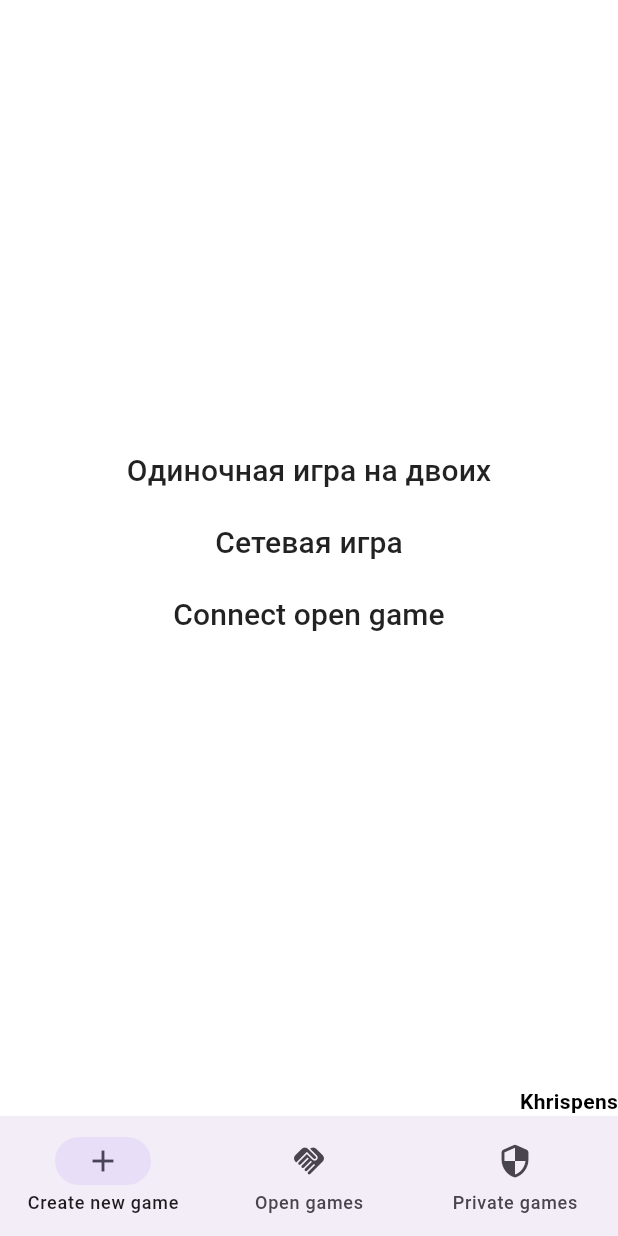
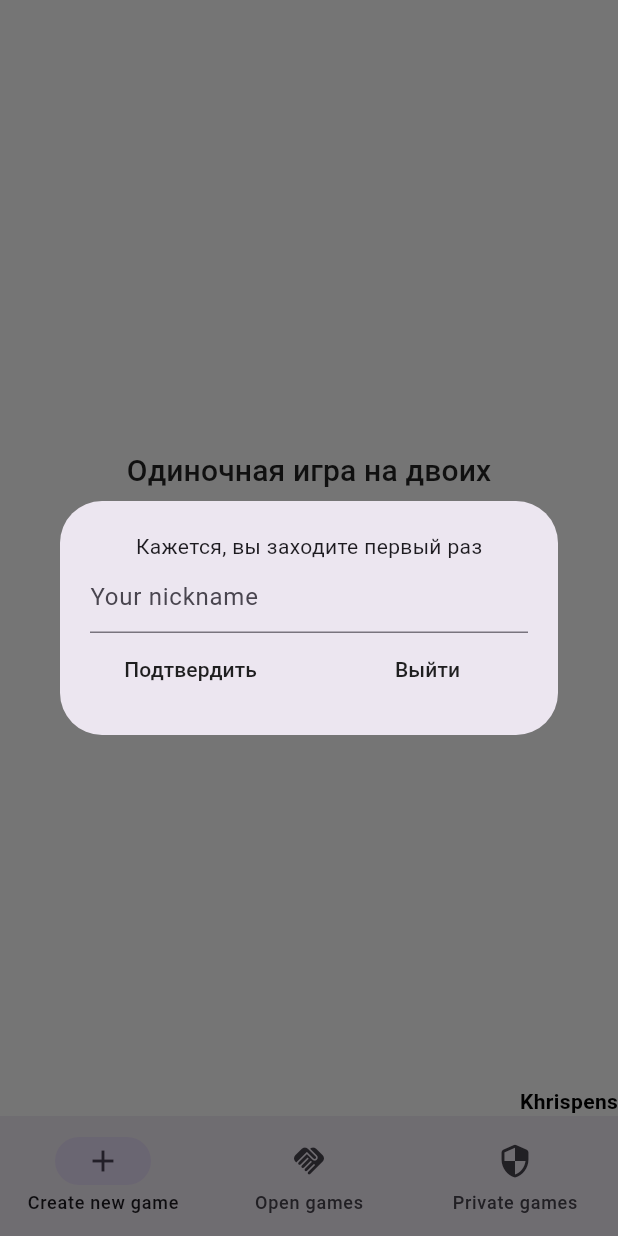
Before and after one commit to 1bgn/checkers, a Flutter app: the screen it shows after launch, on a phone screen of 412 x 824 dp. Run offline on Flutter 3.47's test engine with Material 3 defaults, Android fonts, the light colour scheme and no system bars; drawn by our look-alikes of shimmer; our stand-ins replace dio, equatable, flutter_bloc, flutter_mobx, flutter_svg, freezed_annotation and 6 more; generated files the repository leaves out were written again.

Commit message:
всячина

```diff
--- a/lib/core/di/injector_module.dart
+++ b/lib/core/di/injector_module.dart
@@ -3,6 +3,7 @@ import 'dart:io';
 import 'package:dio/dio.dart';
 import 'package:flutter/foundation.dart';
 import 'package:injectable/injectable.dart';
+import 'package:pretty_dio_logger/pretty_dio_logger.dart';
 // import 'package:dio_web_adapter/dio_web_adapter.dart';
 @module
 abstract class InjectorModule {
@@ -12,10 +13,13 @@ abstract class InjectorModule {
     dio.options.validateStatus = (int? status) {
       return true;
     };
+    dio.interceptors.add(PrettyDioLogger());
 
     dio.options.headers["Accept"] = "application/json";
     dio.options.headers["Content-Type"] = "application/json";
 
     return dio;
   }
+  @singleton
+  String get baseUrl=>'http://192.168.0.3:3000/';
 }
--- a/lib/core/routing/go_router_provider.dart
+++ b/lib/core/routing/go_router_provider.dart
@@ -1,17 +1,20 @@
 
 import 'package:checker/core/routing/route_name.dart';
 import 'package:checker/feature/create_new_game/presentation/ui/create_new_game_screen.dart';
+import 'package:checker/feature/main_screen/presentation/controller/main_screen_controller.dart';
 import 'package:checker/feature/select_new_game/presentation/ui/select_new_game_screen.dart';
 import 'package:checker/feature/main_screen/presentation/ui/main_screen.dart';
 import 'package:checker/feature/server_list_screeen/domain/model/server_game_list.dart';
 import 'package:flutter/cupertino.dart';
 import 'package:flutter/material.dart';
+import 'package:flutter_bloc/flutter_bloc.dart';
 import 'package:go_router/go_router.dart';
 import 'package:injectable/injectable.dart';
 
 import '../../feature/game_screen/presentation/ui/game_field_screen.dart';
 import '../../feature/game_screen/presentation/ui/game_screen.dart';
 import '../../feature/server_list_screeen/presentation/game_list_screen.dart';
+import '../di/di_container.dart';
 
 final GlobalKey<NavigatorState> _rootNavigatorKey = GlobalKey(debugLabel: 'root');
 final GlobalKey<StatefulNavigationShellState> _shellNavigatorKey = GlobalKey(debugLabel: 'shell');
@@ -36,7 +39,10 @@ class GoRouterProvider{
           return NoTransitionPage(child: GameListScreen(isPrivate: true,key: UniqueKey(),));
         }),]),
       ], builder: (context,state,child){
-        return  MainScreen(child: child);
+        return  BlocProvider(
+  create: (context) => MainScreenController(getIt()),
+  child: MainScreen(child: child),
+);
       }),
       // ShellRoute(routes: [
       //
--- /dev/null
+++ b/lib/feature/main_screen/application/imain_service.dart
@@ -0,0 +1,7 @@
+import '../domain/model/main_user.dart';
+import '../domain/model/register_user.dart';
+
+abstract class IMainService{
+  Future<MainUser> registerUser(RegisterUser registerUser);
+
+}
--- /dev/null
+++ b/lib/feature/main_screen/data/dto/register_user_dto.dart
@@ -0,0 +1,13 @@
+import 'package:json_annotation/json_annotation.dart';
+
+part 'register_user_dto.g.dart';
+
+@JsonSerializable()
+class RegisterUserDto{
+  final String nickname;
+  factory RegisterUserDto.fromJson(Map<String, dynamic> json) =>
+      _$RegisterUserDtoFromJson(json);
+
+  RegisterUserDto({required this.nickname});
+  Map<String, dynamic> toJson() => _$RegisterUserDtoToJson(this);
+}
--- /dev/null
+++ b/lib/feature/main_screen/domain/model/main_user.dart
@@ -0,0 +1,12 @@
+import 'package:freezed_annotation/freezed_annotation.dart';
+part 'main_user.freezed.dart';
+
+@freezed
+class MainUser with _$MainUser{
+  const factory MainUser({
+    @Default(0) int id,
+    @Default("") String nickname,
+    @Default("") String accessToken,
+
+  })=_MainUser;
+}
--- /dev/null
+++ b/lib/feature/main_screen/domain/model/register_user.dart
@@ -0,0 +1,5 @@
+class RegisterUser{
+  final String nickname;
+
+  RegisterUser({required this.nickname});
+}
--- a/lib/feature/main_screen/presentation/controller/main_screen_controller.dart
+++ b/lib/feature/main_screen/presentation/controller/main_screen_controller.dart
@@ -1,12 +1,21 @@
+import 'package:checker/feature/main_screen/application/imain_service.dart';
+import 'package:checker/feature/main_screen/domain/model/main_user.dart';
+import 'package:checker/feature/main_screen/domain/model/register_user.dart';
 import 'package:flutter_bloc/flutter_bloc.dart';
 
 import '../state/main_screen_state.dart';
 
 
 class MainScreenController extends Cubit<MainScreenState>{
-  MainScreenController():super(const MainScreenState());
+  final IMainService _iMainService;
+  MainScreenController(this._iMainService):super(const MainScreenState());
 
   void setPageIndex(int value){
     emit(state.copyWith(pageIndex: value));
   }
+  Future<MainUser> registerMainUser(RegisterUser registerUser)async {
+    final user = await _iMainService.registerUser(registerUser);
+    emit(state.copyWith(currentUser: user));
+    return user;
+  }
 }
--- a/lib/feature/main_screen/presentation/state/main_screen_state.dart
+++ b/lib/feature/main_screen/presentation/state/main_screen_state.dart
@@ -1,8 +1,11 @@
+import 'package:checker/feature/main_screen/domain/model/main_user.dart';
 import 'package:freezed_annotation/freezed_annotation.dart';
 
 part 'main_screen_state.freezed.dart';
 
 @freezed
-class MainScreenState with _$MainScreenState{
-  const factory MainScreenState({@Default(0) int pageIndex})=_MainScreenState;
+class MainScreenState with _$MainScreenState {
+  const factory MainScreenState(
+      {@Default(0) int pageIndex,
+      @Default(MainUser()) MainUser currentUser}) = _MainScreenState;
 }
--- a/lib/feature/main_screen/presentation/ui/main_screen.dart
+++ b/lib/feature/main_screen/presentation/ui/main_screen.dart
@@ -1,5 +1,6 @@
 import 'package:checker/feature/game_screen/presentation/controller/game_screen_controller.dart';
 import 'package:checker/feature/game_screen/presentation/ui/state/game_screen_state.dart';
+import 'package:checker/feature/main_screen/presentation/ui/register_user_dialog.dart';
 import 'package:flutter/cupertino.dart';
 import 'package:flutter/material.dart';
 import 'package:flutter_bloc/flutter_bloc.dart';
@@ -17,6 +18,19 @@ class MainScreen extends StatefulWidget {
 }
 
 class _MainScreenState extends State<MainScreen> {
+
+  @override
+  void initState() {
+    super.initState();
+
+
+    WidgetsBinding.instance
+        .addPostFrameCallback((_) {
+      showDialog(context: context, builder: (_)=>RegisterUserDialog(mainScreenController: context.read(),));
+
+    });
+  }
+
   @override
   Widget build(BuildContext context) {
     return Scaffold(
--- /dev/null
+++ b/lib/feature/main_screen/presentation/ui/register_user_dialog.dart
@@ -0,0 +1,37 @@
+import 'package:checker/feature/main_screen/domain/model/register_user.dart';
+import 'package:checker/feature/main_screen/presentation/controller/main_screen_controller.dart';
+import 'package:flutter/cupertino.dart';
+import 'package:flutter/material.dart';
+
+class RegisterUserDialog extends StatefulWidget{
+  final MainScreenController mainScreenController;
+
+  const RegisterUserDialog({super.key, required this.mainScreenController});
+
+  @override
+  State<RegisterUserDialog> createState() => _RegisterUserDialogState();
+}
+
+class _RegisterUserDialogState extends State<RegisterUserDialog> {
+  final TextEditingController nicknameController = TextEditingController();
+
+  @override
+  Widget build(BuildContext context) {
+    return Dialog(child: Container(
+      padding: EdgeInsets.all(20),
+      child: Column(mainAxisSize: MainAxisSize.min,children: [
+        Text("Кажется, вы заходите первый раз"),
+        Row(children: [Expanded(child: TextFormField(controller: nicknameController,decoration:InputDecoration(hintText: "Your nickname"),))],),
+        Row(children: [Expanded(child: MaterialButton(child: Text("Подтвердить"),onPressed: (){
+          widget.mainScreenController.registerMainUser(RegisterUser(nickname: nicknameController.text)).then((v){
+            print("VDSVDSFVEWFEW $v");
+          });
+        })),
+          SizedBox(width: 24,),
+          Expanded(child: MaterialButton(child: Text("Выйти"),onPressed: (){
+
+          }))],)
+      ],),
+    ),);
+  }
+}
--- a/lib/feature/main_screen/presentation/ui/widget/bottom_navigation_widget.dart
+++ b/lib/feature/main_screen/presentation/ui/widget/bottom_navigation_widget.dart
@@ -3,6 +3,7 @@ import 'package:flutter/material.dart';
 import 'package:flutter_bloc/flutter_bloc.dart';
 import 'package:go_router/go_router.dart';
 
+import '../../../../../core/di/di_container.dart';
 import '../../controller/main_screen_controller.dart';
 import '../../state/main_screen_state.dart';
 
@@ -10,7 +11,7 @@ class BottomNavigationWidget extends StatelessWidget {
   @override
   Widget build(BuildContext context) {
     return BlocProvider(
-      create: (context) => MainScreenController(),
+      create: (context) => MainScreenController(getIt()),
       child: BlocBuilder<MainScreenController  , MainScreenState>(
         builder: (context, state) {
           return NavigationBar(
--- a/pubspec.yaml
+++ b/pubspec.yaml
@@ -14,8 +14,11 @@ dependencies:
   get_it: ^8.0.2
   dio: ^5.7.0
   injectable: ^2.5.0
+  retrofit: ^4.4.1
+
   flutter_mobx: ^2.2.1+1
   shimmer: ^3.0.0
+  localstorage: ^5.0.0
   freezed_annotation: ^2.4.4
   flutter_bloc: ^8.1.6
   http: ^1.2.2
@@ -29,10 +32,13 @@ dependencies:
 
   cupertino_icons: ^1.0.8
   flutter_svg: ^2.0.14
+  logger: ^2.4.0
   socket_io_client: ^3.0.2
+  pretty_dio_logger: ^1.4.0
 
 dev_dependencies:
   freezed: ^2.5.7
+  retrofit_generator: ^9.1.5
   build_runner: any
   json_serializable: any
   injectable_generator: any
```
Also changed, not shown: lib/core/exception/failure.dart (added, +18 -0 lines), lib/feature/main_screen/application/main_service.dart (added, +16 -0 lines), lib/feature/main_screen/data/api/main_api.dart (added, +18 -0 lines), lib/feature/main_screen/data/dto/user_response.dart (added, +17 -0 lines), lib/feature/main_screen/data/repository/imain_repository.dart (added, +7 -0 lines), lib/feature/main_screen/data/repository/main_repository.dart (added, +30 -0 lines), lib/feature/register_user/presentation/ui/register_user_dialog.dart (deleted, +0 -13 lines), lib/core/di/di_container.config.dart, pubspec.lock, 6 other files.
